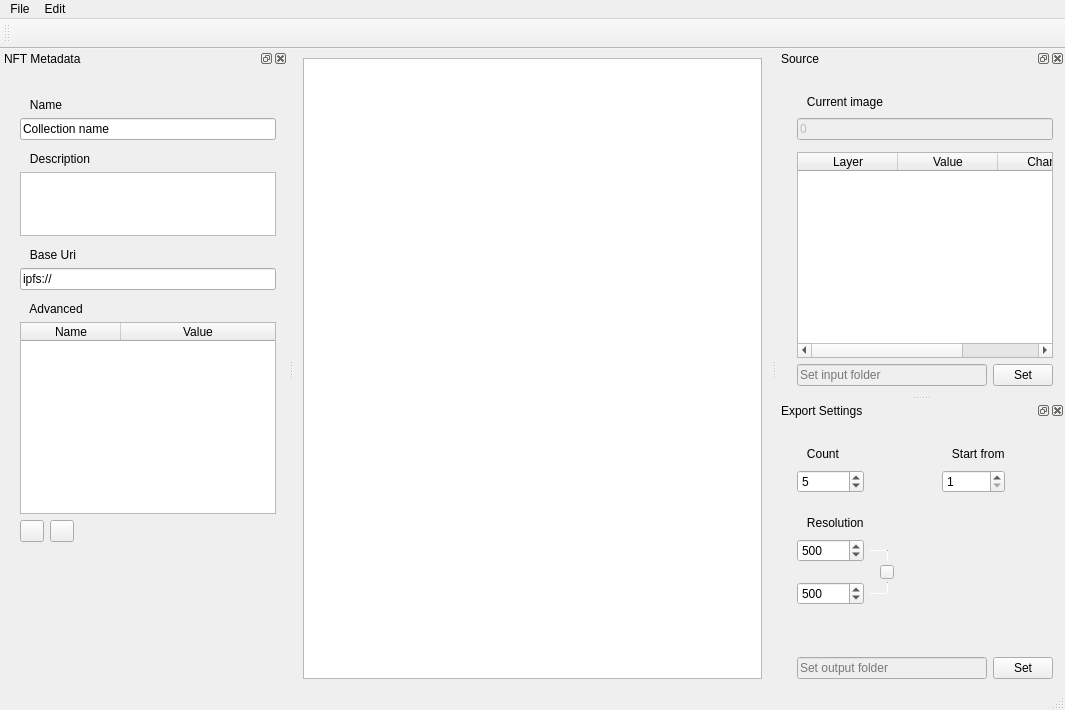
This is src/mainwindow.ui in CineEncoder/nft-generator as Qt 5 draws it before an edit. The edited form follows.
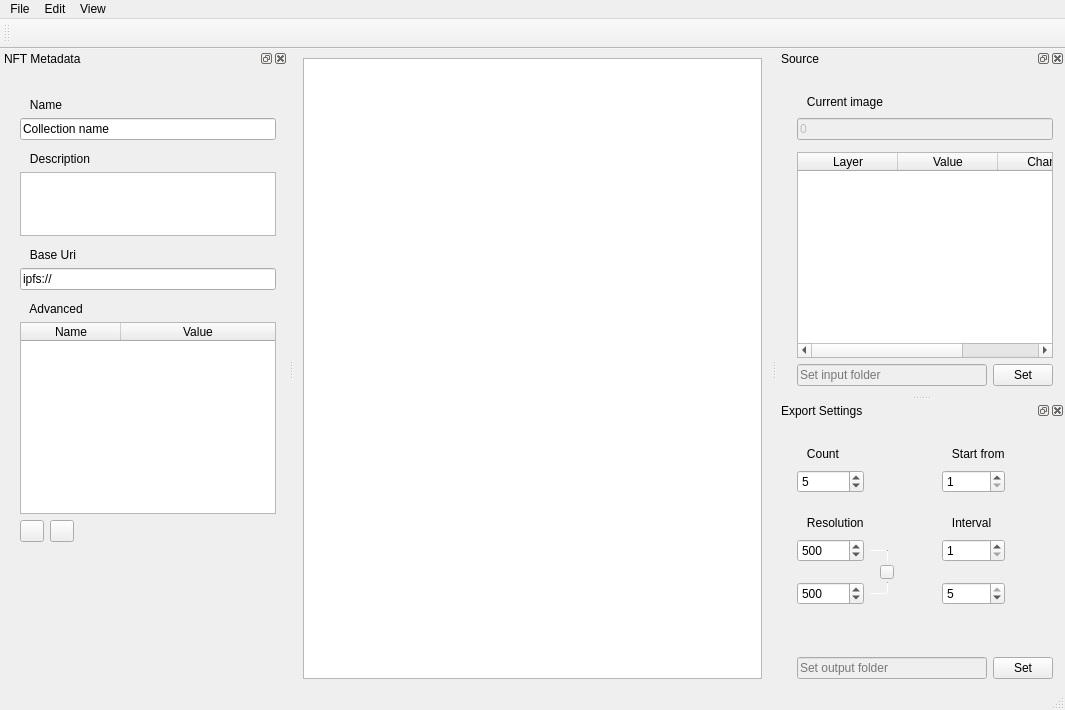
This is the edited form. Icons and pictures are not drawn.

What changed in the file:
```diff
--- a/src/mainwindow.ui
+++ b/src/mainwindow.ui
@@ -1038,6 +1038,66 @@
          </property>
         </spacer>
        </item>
+       <item row="4" column="7" alignment="Qt::AlignLeft">
+        <widget class="QLabel" name="label_9">
+         <property name="minimumSize">
+          <size>
+           <width>0</width>
+           <height>20</height>
+          </size>
+         </property>
+         <property name="text">
+          <string>   Interval</string>
+         </property>
+        </widget>
+       </item>
+       <item row="6" column="7">
+        <widget class="QSpinBox" name="spinBox_startInt">
+         <property name="minimumSize">
+          <size>
+           <width>0</width>
+           <height>22</height>
+          </size>
+         </property>
+         <property name="maximumSize">
+          <size>
+           <width>80</width>
+           <height>30</height>
+          </size>
+         </property>
+         <property name="minimum">
+          <number>1</number>
+         </property>
+         <property name="maximum">
+          <number>50000</number>
+         </property>
+        </widget>
+       </item>
+       <item row="8" column="7">
+        <widget class="QSpinBox" name="spinBox_endInt">
+         <property name="minimumSize">
+          <size>
+           <width>0</width>
+           <height>22</height>
+          </size>
+         </property>
+         <property name="maximumSize">
+          <size>
+           <width>80</width>
+           <height>30</height>
+          </size>
+         </property>
+         <property name="minimum">
+          <number>1</number>
+         </property>
+         <property name="maximum">
+          <number>5</number>
+         </property>
+         <property name="value">
+          <number>5</number>
+         </property>
+        </widget>
+       </item>
       </layout>
      </item>
     </layout>
@@ -1063,9 +1123,17 @@
     <property name="title">
      <string>Edit</string>
     </property>
+    <addaction name="actionPrevious"/>
+    <addaction name="actionNext"/>
+   </widget>
+   <widget class="QMenu" name="menuView">
+    <property name="title">
+     <string>View</string>
+    </property>
    </widget>
    <addaction name="menuFile"/>
    <addaction name="menuEdit"/>
+   <addaction name="menuView"/>
   </widget>
   <widget class="QToolBar" name="toolBar">
    <property name="minimumSize">
```
Left out of the diff: 41 changed lines with no effect on the pictures.
